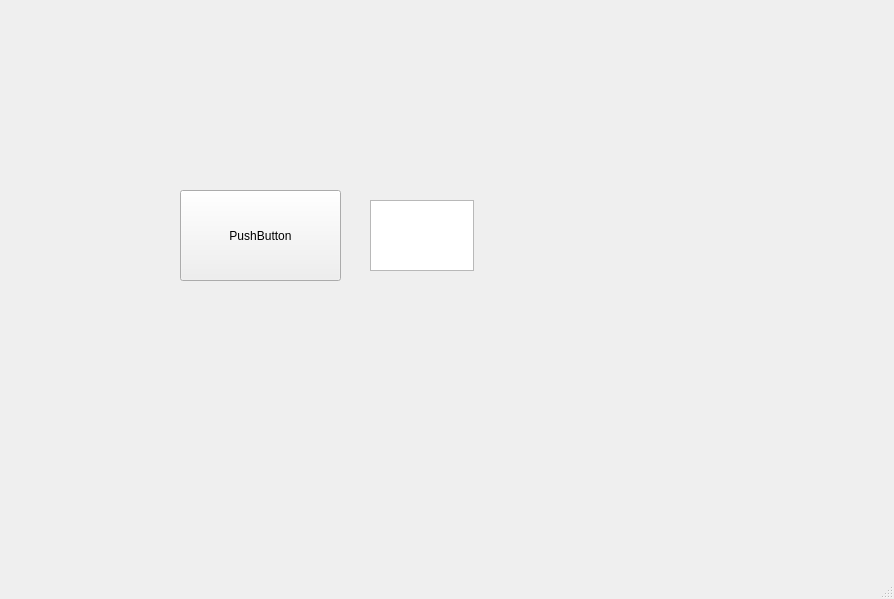
Above: mainwindow.ui from WiktorSD/projekt before the change. Below: the same form after it.
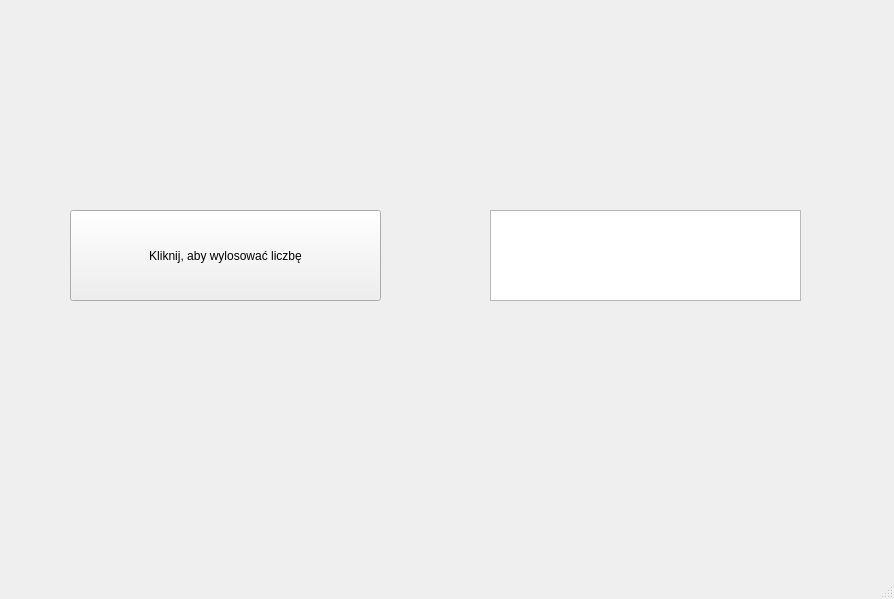
That is the form after the change.

Commit message: Poprawki w wyglądzie

Patch:
```diff
--- a/mainwindow.ui
+++ b/mainwindow.ui
@@ -17,23 +17,23 @@
    <widget class="QPushButton" name="pushButton">
     <property name="geometry">
      <rect>
-      <x>180</x>
-      <y>190</y>
-      <width>161</width>
+      <x>70</x>
+      <y>210</y>
+      <width>311</width>
       <height>91</height>
      </rect>
     </property>
     <property name="text">
-     <string>PushButton</string>
+     <string>Kliknij, aby wylosować liczbę</string>
     </property>
    </widget>
    <widget class="QTextEdit" name="textEdit">
     <property name="geometry">
      <rect>
-      <x>370</x>
-      <y>200</y>
-      <width>104</width>
-      <height>71</height>
+      <x>490</x>
+      <y>210</y>
+      <width>311</width>
+      <height>91</height>
      </rect>
     </property>
    </widget>
```
